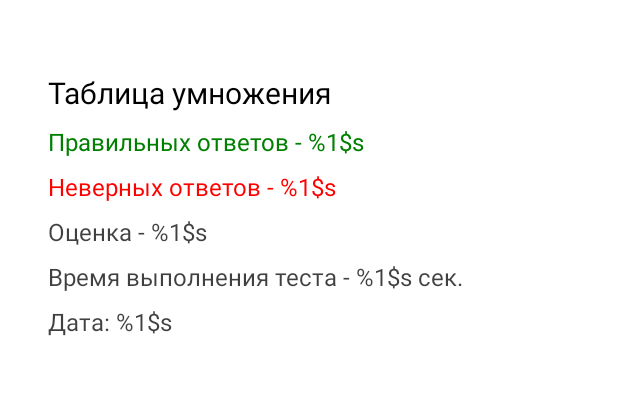
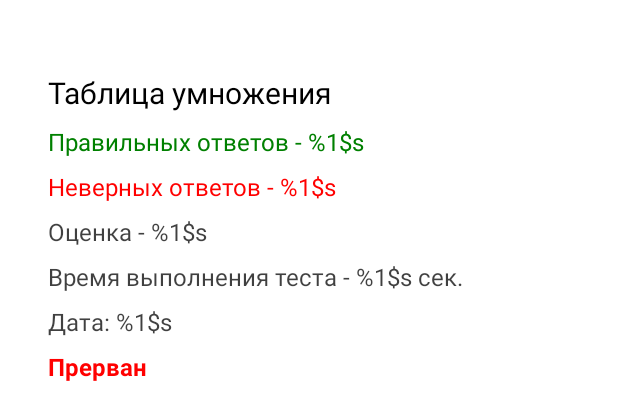
Before and after one commit to profitsw2000/YoungMath, an Android app: the layout fragment_multiplication_history_details.xml on its own in the app's theme, with its tools: preview values and no code run, on a phone screen of 412 x 824 dp. Shown: the top 420 px of the screen. Run offline under Robolectric (Android 15) with nearby library versions, the phone set to English and light mode, and no system bars.

Commit message:
Сделан фрагмент для отображения подробной информации истории пройденного теста.

```diff
--- a/multiplication/src/main/java/ru/profitsw2000/multiplication/presentation/viewmodel/MultiplicationViewModel.kt
+++ b/multiplication/src/main/java/ru/profitsw2000/multiplication/presentation/viewmodel/MultiplicationViewModel.kt
@@ -68,4 +68,8 @@ class MultiplicationViewModel (
             )
     }
 
+    fun getMultiplicationTestResultsListById(testId: Int) {
+
+    }
+
 }
--- a/multiplication/src/main/res/layout/fragment_multiplication_history_details.xml
+++ b/multiplication/src/main/res/layout/fragment_multiplication_history_details.xml
@@ -95,6 +95,19 @@
             android:layout_marginTop="@dimen/small_space_between_views"
             android:visibility="gone"/>
 
+        <androidx.constraintlayout.widget.Group
+            android:id="@+id/main_group"
+            android:layout_width="wrap_content"
+            android:layout_height="wrap_content"
+            android:visibility="visible"
+            app:constraint_referenced_ids="test_result_text_view,
+                        right_answers_number_text_view,
+                        wrong_answers_number_text_view,
+                        result_assessment_text_view,
+                        total_test_time_text_view,
+                        test_date_text_view,
+                        test_was_skipped_text_view"/>
+
     </androidx.constraintlayout.widget.ConstraintLayout>
 
 </androidx.core.widget.NestedScrollView>
```
Also changed, not shown: multiplication/src/main/java/ru/profitsw2000/multiplication/presentation/view/MultiplicationHistoryDetailsFragment.kt (+110 -2 lines).
